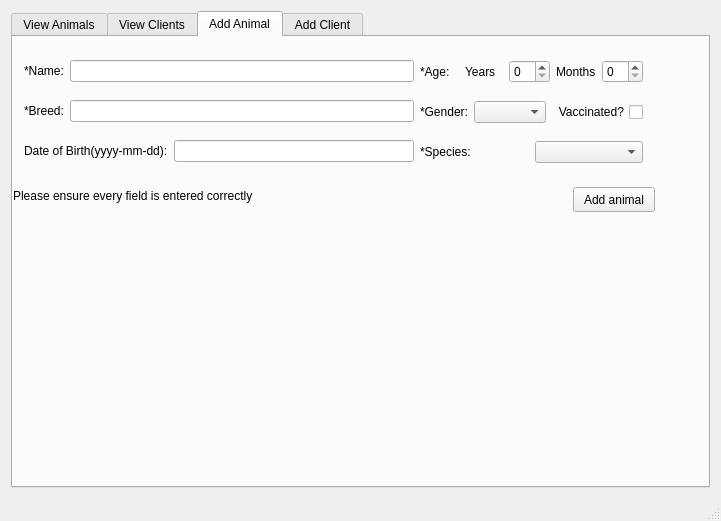
Old version of the form CUACS/cuacsview.ui in the repository davidNguyenCU/3004cuACS.
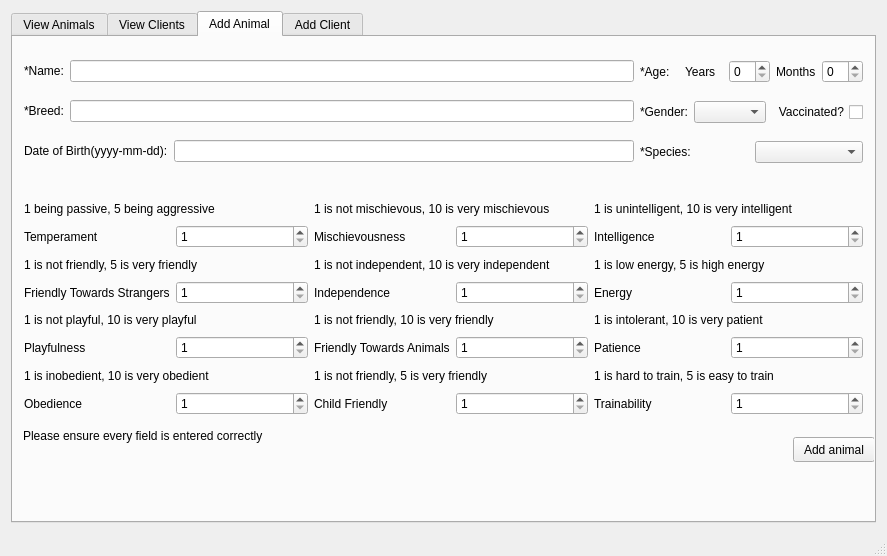
New version of the form. The open tabs and pages were chosen to show the change.

Commit message: Now takes in all animal parameters

```diff
--- a/CUACS/cuacsview.ui
+++ b/CUACS/cuacsview.ui
@@ -6,8 +6,8 @@
    <rect>
     <x>0</x>
     <y>0</y>
-    <width>721</width>
-    <height>521</height>
+    <width>887</width>
+    <height>556</height>
    </rect>
   </property>
   <property name="windowTitle">
@@ -174,8 +174,8 @@
         </property>
         <property name="geometry">
          <rect>
-          <x>560</x>
-          <y>150</y>
+          <x>780</x>
+          <y>400</y>
           <width>82</width>
           <height>25</height>
          </rect>
@@ -193,8 +193,8 @@
        <widget class="QLabel" name="emptyAnimalLbl">
         <property name="geometry">
          <rect>
-          <x>0</x>
-          <y>150</y>
+          <x>10</x>
+          <y>390</y>
           <width>311</width>
           <height>17</height>
          </rect>
@@ -208,7 +208,7 @@
          <rect>
           <x>0</x>
           <y>0</y>
-          <width>641</width>
+          <width>861</width>
           <height>151</height>
          </rect>
         </property>
@@ -357,6 +357,378 @@
          </item>
         </layout>
        </widget>
+       <widget class="QWidget" name="gridLayoutWidget">
+        <property name="geometry">
+         <rect>
+          <x>0</x>
+          <y>150</y>
+          <width>861</width>
+          <height>239</height>
+         </rect>
+        </property>
+        <layout class="QGridLayout" name="gridLayout_3">
+         <item row="0" column="0" colspan="2">
+          <widget class="QLabel" name="label_22">
+           <property name="text">
+            <string>1 being passive, 5 being aggressive</string>
+           </property>
+          </widget>
+         </item>
+         <item row="7" column="4">
+          <widget class="QLabel" name="label_11">
+           <property name="text">
+            <string>Trainability</string>
+           </property>
+          </widget>
+         </item>
+         <item row="7" column="2">
+          <widget class="QLabel" name="label_20">
+           <property name="text">
+            <string>Child Friendly</string>
+           </property>
+          </widget>
+         </item>
+         <item row="4" column="4" colspan="2">
+          <widget class="QLabel" name="label_33">
+           <property name="text">
+            <string>1 is intolerant, 10 is very patient</string>
+           </property>
+          </widget>
+         </item>
+         <item row="6" column="2" colspan="2">
+          <widget class="QLabel" name="label_28">
+           <property name="text">
+            <string>1 is not friendly, 5 is very friendly</string>
+           </property>
+          </widget>
+         </item>
+         <item row="4" column="2" colspan="2">
+          <widget class="QLabel" name="label_27">
+           <property name="text">
+            <string>1 is not friendly, 10 is very friendly</string>
+           </property>
+          </widget>
+         </item>
+         <item row="5" column="5">
+          <widget class="QSpinBox" name="patienceSpin">
+           <property name="prefix">
+            <string/>
+           </property>
+           <property name="minimum">
+            <number>1</number>
+           </property>
+           <property name="maximum">
+            <number>10</number>
+           </property>
+           <property name="displayIntegerBase">
+            <number>10</number>
+           </property>
+          </widget>
+         </item>
+         <item row="5" column="2">
+          <widget class="QLabel" name="label_14">
+           <property name="text">
+            <string>Friendly Towards Animals</string>
+           </property>
+          </widget>
+         </item>
+         <item row="1" column="3">
+          <widget class="QSpinBox" name="mischievousnessSpin">
+           <property name="prefix">
+            <string/>
+           </property>
+           <property name="minimum">
+            <number>1</number>
+           </property>
+           <property name="maximum">
+            <number>10</number>
+           </property>
+           <property name="displayIntegerBase">
+            <number>10</number>
+           </property>
+          </widget>
+         </item>
+         <item row="2" column="4" colspan="2">
+          <widget class="QLabel" name="label_29">
+           <property name="text">
+            <string>1 is low energy, 5 is high energy</string>
+           </property>
+          </widget>
+         </item>
+         <item row="2" column="0" colspan="2">
+          <widget class="QLabel" name="label_26">
+           <property name="text">
+            <string>1 is not friendly, 5 is very friendly</string>
+           </property>
+          </widget>
+         </item>
+         <item row="0" column="2" colspan="2">
+          <widget class="QLabel" name="label_23">
+           <property name="text">
+            <string>1 is not mischievous, 10 is very mischievous</string>
+           </property>
+          </widget>
+         </item>
+         <item row="6" column="4" colspan="2">
+          <widget class="QLabel" name="label_30">
+           <property name="text">
+            <string>1 is hard to train, 5 is easy to train</string>
+           </property>
+          </widget>
+         </item>
+         <item row="3" column="2">
+          <widget class="QLabel" name="label_19">
+           <property name="text">
+            <string>Independence</string>
+           </property>
+          </widget>
+         </item>
+         <item row="6" column="0" colspan="2">
+          <widget class="QLabel" name="label_31">
+           <property name="text">
+            <string>1 is inobedient, 10 is very obedient</string>
+           </property>
+          </widget>
+         </item>
+         <item row="3" column="1">
+          <widget class="QSpinBox" name="friendlyStrangerSpin">
+           <property name="prefix">
+            <string/>
+           </property>
+           <property name="minimum">
+            <number>1</number>
+           </property>
+           <property name="maximum">
+            <number>5</number>
+           </property>
+           <property name="displayIntegerBase">
+            <number>10</number>
+           </property>
+          </widget>
+         </item>
+         <item row="4" column="0" colspan="2">
+          <widget class="QLabel" name="label_32">
+           <property name="text">
+            <string>1 is not playful, 10 is very playful</string>
+           </property>
+          </widget>
+         </item>
+         <item row="1" column="2">
+          <widget class="QLabel" name="label_13">
+           <property name="text">
+            <string>Mischievousness</string>
+           </property>
+          </widget>
+         </item>
+         <item row="1" column="1">
+          <widget class="QSpinBox" name="temperamentSpin">
+           <property name="prefix">
+            <string/>
+           </property>
+           <property name="minimum">
+            <number>1</number>
+           </property>
+           <property name="maximum">
+            <number>5</number>
+           </property>
+           <property name="displayIntegerBase">
+            <number>10</number>
+           </property>
+          </widget>
+         </item>
+         <item row="3" column="5">
+          <widget class="QSpinBox" name="energySpin">
+           <property name="prefix">
+            <string/>
+           </property>
+           <property name="minimum">
+            <number>1</number>
+           </property>
+           <property name="maximum">
+            <number>5</number>
+           </property>
+           <property name="displayIntegerBase">
+            <number>10</number>
+           </property>
+          </widget>
+         </item>
+         <item row="1" column="0">
+          <widget class="QLabel" name="label_10">
+           <property name="text">
+            <string>Temperament</string>
+           </property>
+          </widget>
+         </item>
+         <item row="7" column="5">
+          <widget class="QSpinBox" name="trainabilitySpin">
+           <property name="prefix">
+            <string/>
+           </property>
+           <property name="minimum">
+            <number>1</number>
+           </property>
+           <property name="maximum">
+            <number>5</number>
+           </property>
+           <property name="displayIntegerBase">
+            <number>10</number>
+           </property>
+          </widget>
+         </item>
+         <item row="5" column="3">
+          <widget class="QSpinBox" name="animalFriendlySpin">
+           <property name="prefix">
+            <string/>
+           </property>
+           <property name="minimum">
+            <number>1</number>
+           </property>
+           <property name="maximum">
+            <number>10</number>
+           </property>
+           <property name="displayIntegerBase">
+            <number>10</number>
+           </property>
+          </widget>
+         </item>
+         <item row="5" column="1">
+          <widget class="QSpinBox" name="playfulnessSpin">
+           <property name="prefix">
+            <string/>
+           </property>
+           <property name="minimum">
+            <number>1</number>
+           </property>
+           <property name="maximum">
+            <number>10</number>
+           </property>
+           <property name="displayIntegerBase">
+            <number>10</number>
+           </property>
+          </widget>
+         </item>
+         <item row="5" column="4">
+          <widget class="QLabel" name="label_17">
+           <property name="text">
+            <string>Patience</string>
+           </property>
+          </widget>
+         </item>
+         <item row="3" column="3">
+          <widget class="QSpinBox" name="independenceSpin">
+           <property name="prefix">
+            <string/>
+           </property>
+           <property name="minimum">
+            <number>1</number>
+           </property>
+           <property name="maximum">
+            <number>10</number>
+           </property>
+           <property name="displayIntegerBase">
+            <number>10</number>
+           </property>
+          </widget>
+         </item>
+         <item row="1" column="5">
+          <widget class="QSpinBox" name="intelligenceSpin">
+           <property name="prefix">
+            <string/>
+           </property>
+           <property name="minimum">
+            <number>1</number>
+           </property>
+           <property name="maximum">
+            <number>10</number>
+           </property>
+           <property name="displayIntegerBase">
+            <number>10</number>
+           </property>
+          </widget>
+         </item>
+         <item row="1" column="4">
+          <widget class="QLabel" name="label_12">
+           <property name="text">
+            <string>Intelligence</string>
+           </property>
+          </widget>
+         </item>
+         <item row="7" column="3">
+          <widget class="QSpinBox" name="childFriendlySpin">
+           <property name="prefix">
+            <string/>
+           </property>
+           <property name="minimum">
+            <number>1</number>
+           </property>
+           <property name="maximum">
+            <number>5</number>
+           </property>
+           <property name="displayIntegerBase">
+            <number>10</number>
+           </property>
+          </widget>
+         </item>
+         <item row="3" column="0">
+          <widget class="QLabel" name="label_16">
+           <property name="text">
+            <string>Friendly Towards Strangers</string>
+           </property>
+          </widget>
+         </item>
+         <item row="2" column="2" colspan="2">
+          <widget class="QLabel" name="label_25">
+           <property name="text">
+            <string>1 is not independent, 10 is very independent</string>
+           </property>
+          </widget>
+         </item>
+         <item row="5" column="0">
+          <widget class="QLabel" name="label_15">
+           <property name="text">
+            <string>Playfulness</string>
+           </property>
+          </widget>
+         </item>
+         <item row="3" column="4">
+          <widget class="QLabel" name="label_18">
+           <property name="text">
+            <string>Energy</string>
+           </property>
+          </widget>
+         </item>
+         <item row="7" column="1">
+          <widget class="QSpinBox" name="obedienceSpin">
+           <property name="prefix">
+            <string/>
+           </property>
+           <property name="minimum">
+            <number>1</number>
+           </property>
+           <property name="maximum">
+            <number>10</number>
+           </property>
+           <property name="displayIntegerBase">
+            <number>10</number>
+           </property>
+          </widget>
+         </item>
+         <item row="0" column="4" colspan="2">
+          <widget class="QLabel" name="label_24">
+           <property name="text">
+            <string>1 is unintelligent, 10 is very intelligent</string>
+           </property>
+          </widget>
+         </item>
+         <item row="7" column="0">
+          <widget class="QLabel" name="label_21">
+           <property name="text">
+            <string>Obedience</string>
+           </property>
+          </widget>
+         </item>
+        </layout>
+       </widget>
       </widget>
       <widget class="QWidget" name="tab_3">
        <attribute name="title">
```
Left out of the diff: 2 changed lines with no effect on the pictures. The commit also changes 3 other files.
